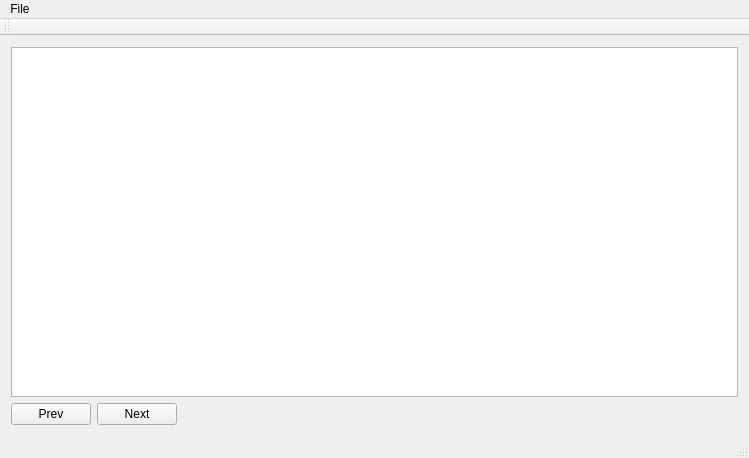
First picture: the form in HandyMouse/HandyMouse/handymouse.ui, repository yodergj/HandDetection, before the edit.
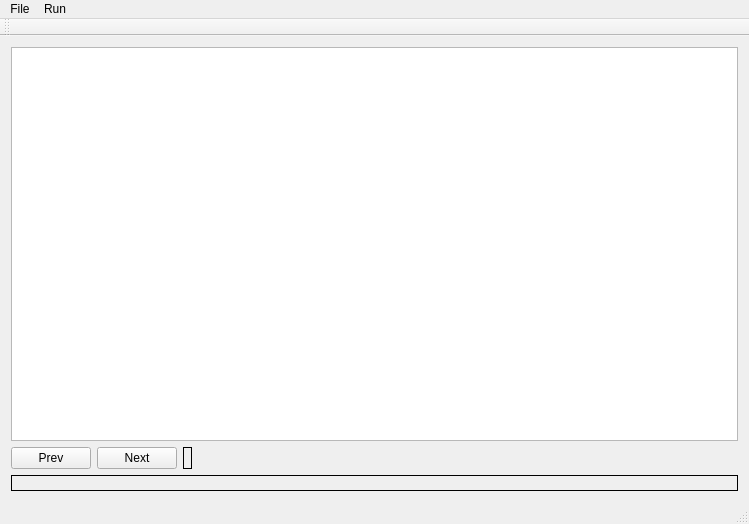
Second picture: the form after the edit.

```diff
--- a/HandyMouse/HandyMouse/handymouse.ui
+++ b/HandyMouse/HandyMouse/handymouse.ui
@@ -7,7 +7,7 @@
     <x>0</x>
     <y>0</y>
     <width>749</width>
-    <height>458</height>
+    <height>524</height>
    </rect>
   </property>
   <property name="windowTitle">
@@ -41,6 +41,16 @@
         </property>
        </widget>
       </item>
+      <item>
+       <widget class="QLabel" name="frameNumLabel">
+        <property name="frameShape">
+         <enum>QFrame::Box</enum>
+        </property>
+        <property name="text">
+         <string/>
+        </property>
+       </widget>
+      </item>
       <item>
        <spacer name="horizontalSpacer">
         <property name="orientation">
@@ -56,6 +66,21 @@
       </item>
      </layout>
     </item>
+    <item>
+     <widget class="QLabel" name="debugLabel">
+      <property name="font">
+       <font>
+        <family>Courier New</family>
+       </font>
+      </property>
+      <property name="frameShape">
+       <enum>QFrame::Box</enum>
+      </property>
+      <property name="text">
+       <string/>
+      </property>
+     </widget>
+    </item>
    </layout>
   </widget>
   <widget class="QMenuBar" name="menuBar">
@@ -78,7 +103,14 @@
     <addaction name="actionExport_Frame"/>
     <addaction name="actionExport_Hand"/>
    </widget>
+   <widget class="QMenu" name="menuRun">
+    <property name="title">
+     <string>Run</string>
+    </property>
+    <addaction name="actionTo_Region_Size_Jump"/>
+   </widget>
    <addaction name="menuFile"/>
+   <addaction name="menuRun"/>
   </widget>
   <widget class="QToolBar" name="mainToolBar">
    <attribute name="toolBarArea">
```
Left out of the diff: 5 changed lines with no effect on the pictures.
